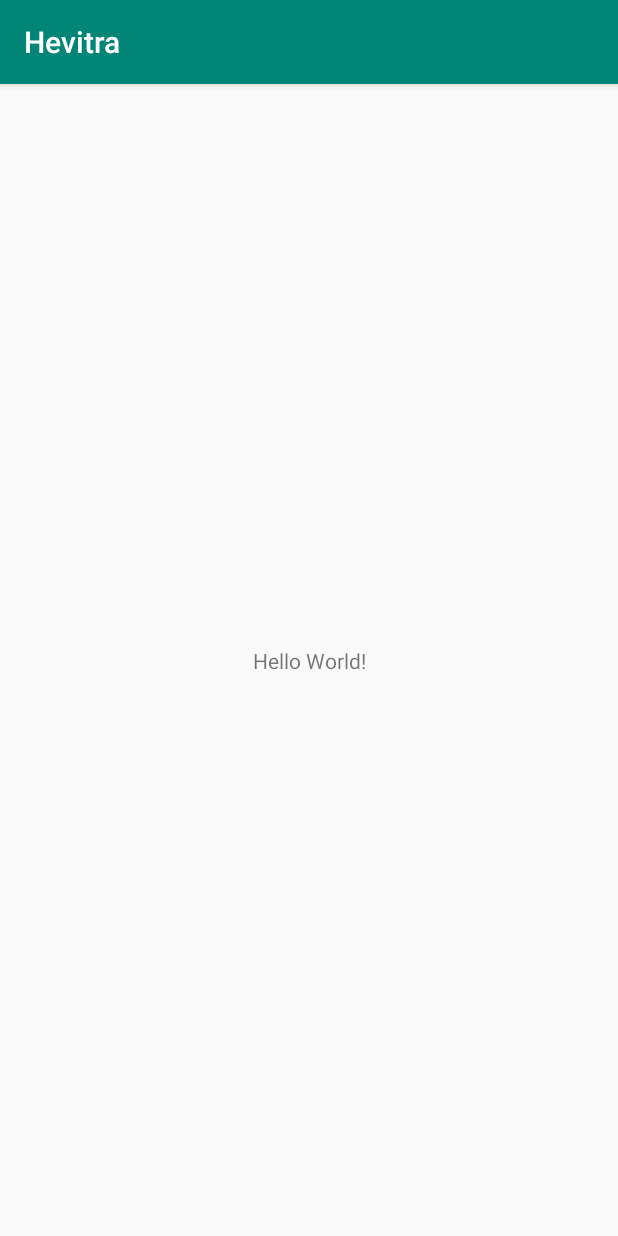
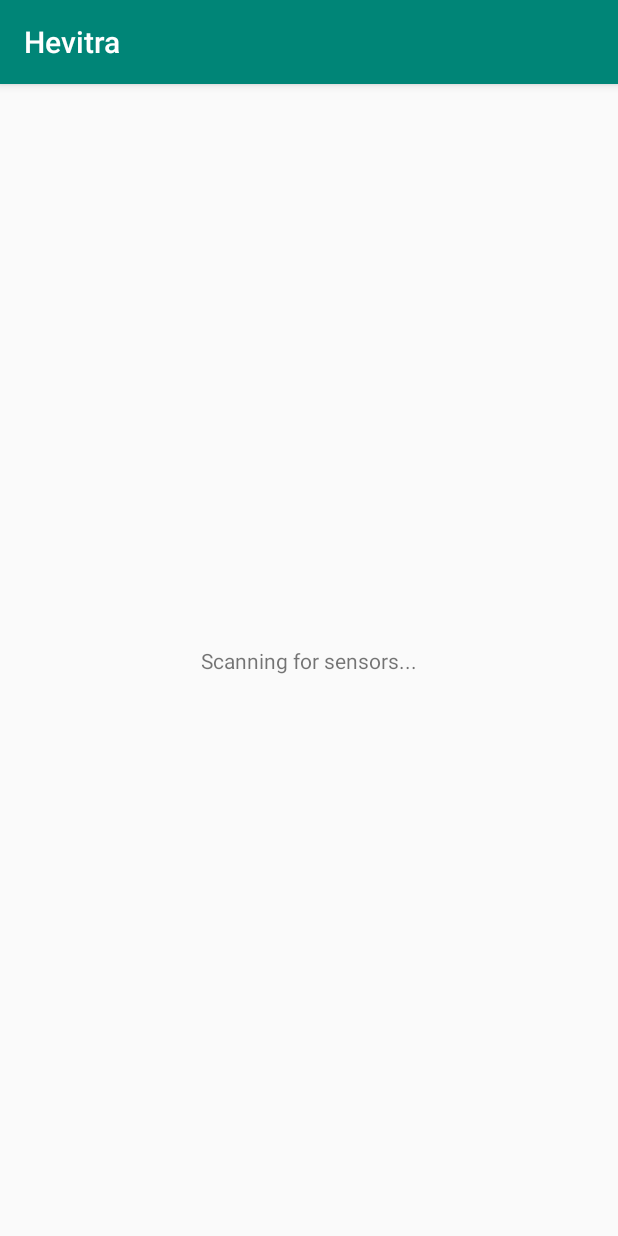
Before and after one commit to georgeshachem/hevitra, an Android app: the screen it shows after launch (MainActivity), on a phone screen of 412 x 824 dp. Run offline under Robolectric (Android 15) with nearby library versions, the phone set to English and light mode, and no system bars.

Commit message:
check for sensors

```diff
--- a/Android/app/src/main/AndroidManifest.xml
+++ b/Android/app/src/main/AndroidManifest.xml
@@ -1,6 +1,10 @@
 <?xml version="1.0" encoding="utf-8"?>
 <manifest xmlns:android="http://schemas.android.com/apk/res/android"
     package="com.georgeshachem.hevitra">
+
+    <uses-permission android:name="android.permission.ACCESS_WIFI_STATE" />
+    <uses-permission android:name="android.permission.CHANGE_WIFI_STATE" />
+    <uses-permission android:name="android.permission.ACCESS_FINE_LOCATION" />
 
     <application
         android:allowBackup="true"
--- a/Android/app/src/main/java/com/georgeshachem/hevitra/MainActivity.kt
+++ b/Android/app/src/main/java/com/georgeshachem/hevitra/MainActivity.kt
@@ -1,12 +1,85 @@
 package com.georgeshachem.hevitra
 
+import android.content.BroadcastReceiver
+import android.content.Context
+import android.content.Intent
+import android.content.IntentFilter
+import android.net.wifi.WifiManager
+import android.os.Bundle
 import androidx.appcompat.app.AppCompatActivity
-import android.os.Bundle
+import kotlinx.android.synthetic.main.activity_main.*
+
+import android.Manifest
+import android.content.pm.PackageManager
+import androidx.core.app.ActivityCompat
+import androidx.core.content.ContextCompat
 
 class MainActivity : AppCompatActivity() {
 
+    private val wifiManager: WifiManager
+        get() = getSystemService(Context.WIFI_SERVICE) as WifiManager
+
+    private val wifiScanReceiver = object : BroadcastReceiver() {
+
+        override fun onReceive(context: Context, intent: Intent) {
+            val success = intent.getBooleanExtra(WifiManager.EXTRA_RESULTS_UPDATED, false)
+            if (success) {
+                scanSuccess()
+            } else {
+                scanFailure()
+            }
+        }
+    }
+
     override fun onCreate(savedInstanceState: Bundle?) {
+
+        setupPermissions()
+
         super.onCreate(savedInstanceState)
         setContentView(R.layout.activity_main)
+
+        val intentFilter = IntentFilter()
+        intentFilter.addAction(WifiManager.SCAN_RESULTS_AVAILABLE_ACTION)
+        this.registerReceiver(wifiScanReceiver, intentFilter)
+
+        val success = wifiManager.startScan()
+        if (!success) {
+            sensor_status_text.text = "Failed to scan for sensors"
+        }
+
     }
+
+
+    private fun scanSuccess() {
+        val results = wifiManager.scanResults
+        for (item in results) {
+            if (item.SSID == "HevitraSensor"){
+                sensor_status_text.text = "A sensor has been found!"
+                return
+            }
+        }
+        sensor_status_text.text = "No sensor found!"
+
+    }
+
+    private fun scanFailure() {
+        sensor_status_text.text = "Failed to get scan results"
+    }
+
+    private val locationRequestCode = 99
+    private fun setupPermissions() {
+        val permission = ContextCompat.checkSelfPermission(this,
+            Manifest.permission.ACCESS_FINE_LOCATION)
+
+        if (permission != PackageManager.PERMISSION_GRANTED) {
+            makeRequest()
+        }
+    }
+
+    private fun makeRequest() {
+        ActivityCompat.requestPermissions(this,
+            arrayOf(Manifest.permission.ACCESS_FINE_LOCATION),
+            locationRequestCode)
+    }
+
 }
--- a/Android/app/src/main/res/layout/activity_main.xml
+++ b/Android/app/src/main/res/layout/activity_main.xml
@@ -7,9 +7,10 @@
     tools:context=".MainActivity">
 
     <TextView
+        android:id="@+id/sensor_status_text"
         android:layout_width="wrap_content"
         android:layout_height="wrap_content"
-        android:text="Hello World!"
+        android:text="@string/start_scan"
         app:layout_constraintBottom_toBottomOf="parent"
         app:layout_constraintLeft_toLeftOf="parent"
         app:layout_constraintRight_toRightOf="parent"
--- a/Android/app/src/main/res/values/strings.xml
+++ b/Android/app/src/main/res/values/strings.xml
@@ -1,3 +1,4 @@
 <resources>
     <string name="app_name">Hevitra</string>
+    <string name="start_scan">Scanning for sensors...</string>
 </resources>
```
